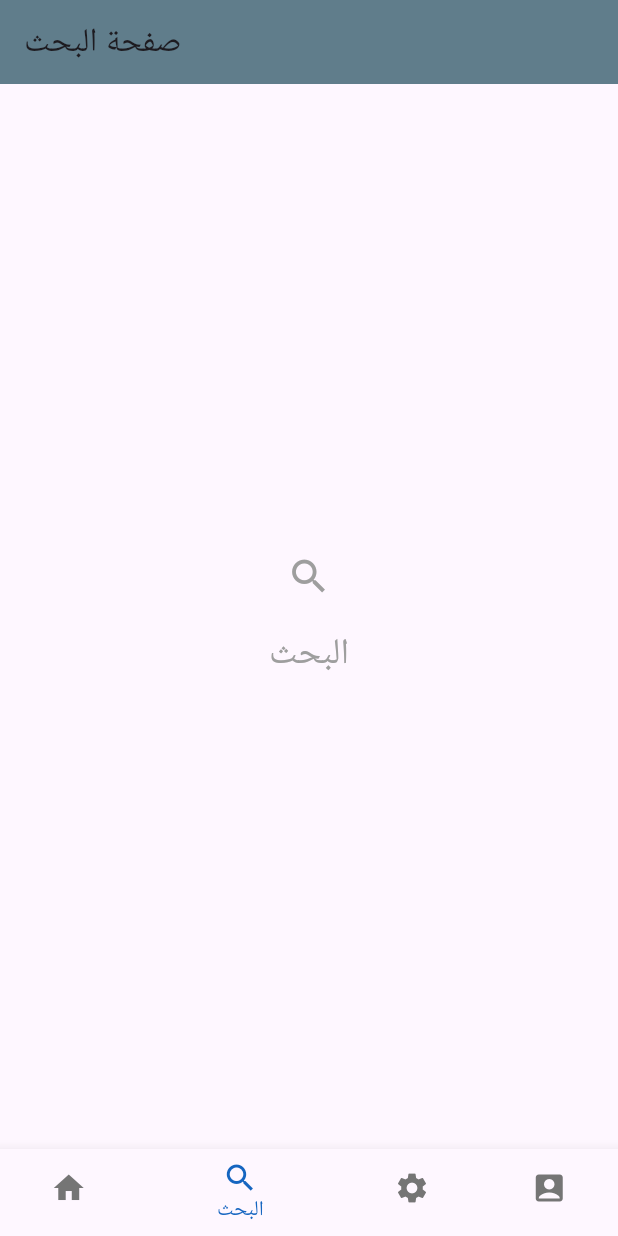
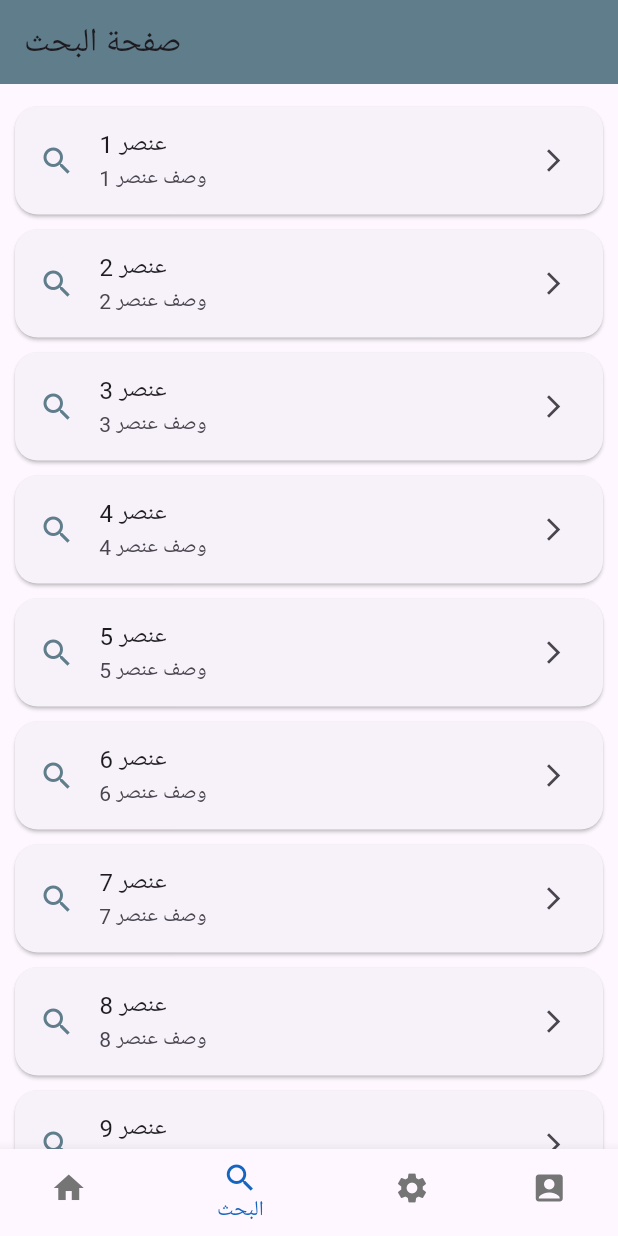
Before and after one commit to Amani-an/BottomNavigationBar1, a Flutter app: the screen it shows after launch, item 2 of the bottom bar chosen, on a phone screen of 412 x 824 dp. Run offline on Flutter 3.47's test engine with Material 3 defaults, Android fonts, the phone set to English and light mode, and no system bars.

Commit message:
Initial commit

```diff
--- a/lib/Searchpage.dart
+++ b/lib/Searchpage.dart
@@ -5,15 +5,42 @@ class Searchpage extends StatelessWidget {
 
   @override
   Widget build(BuildContext context) {
-    return  Center(
-      child: Column(
-        mainAxisAlignment: MainAxisAlignment.center,
-        children: [
-          Icon(Icons.search,size: 30,color: Colors.grey,),
-          SizedBox(height: 20,),
-          Text('البحث',style: TextStyle(fontSize: 24,color: Colors.grey),)
-        ],
-      ),
+
+    final List<String> items = [
+      "عنصر 1",
+      "عنصر 2",
+      "عنصر 3",
+      "عنصر 4",
+      "عنصر 5",
+      'عنصر 6',
+      'عنصر 7',
+      'عنصر 8',
+      'عنصر 9',
+      'عنصر 10',
+    ];
+
+    return ListView.builder(
+      padding: const EdgeInsets.all(10),
+      itemCount: items.length,
+      itemBuilder: (context, index) {
+        return Card(
+          margin: const EdgeInsets.symmetric(vertical: 5),
+          shape: RoundedRectangleBorder(
+            borderRadius: BorderRadius.circular(15),
+          ),
+          child: ListTile(
+            leading: Icon(Icons.search, color: Colors.blueGrey),
+            title: Text(items[index]),
+            subtitle: Text("وصف ${items[index]}"),
+            trailing: Icon(Icons.arrow_forward_ios, size: 18),
+            onTap: () {
+              ScaffoldMessenger.of(context).showSnackBar(
+                SnackBar(content: Text("ضغطت على ${items[index]}")),
+              );
+            },
+          ),
+        );
+      },
     );
   }
 }
```
Also changed, not shown: lib/Homepage.dart (+37 -5 lines).
